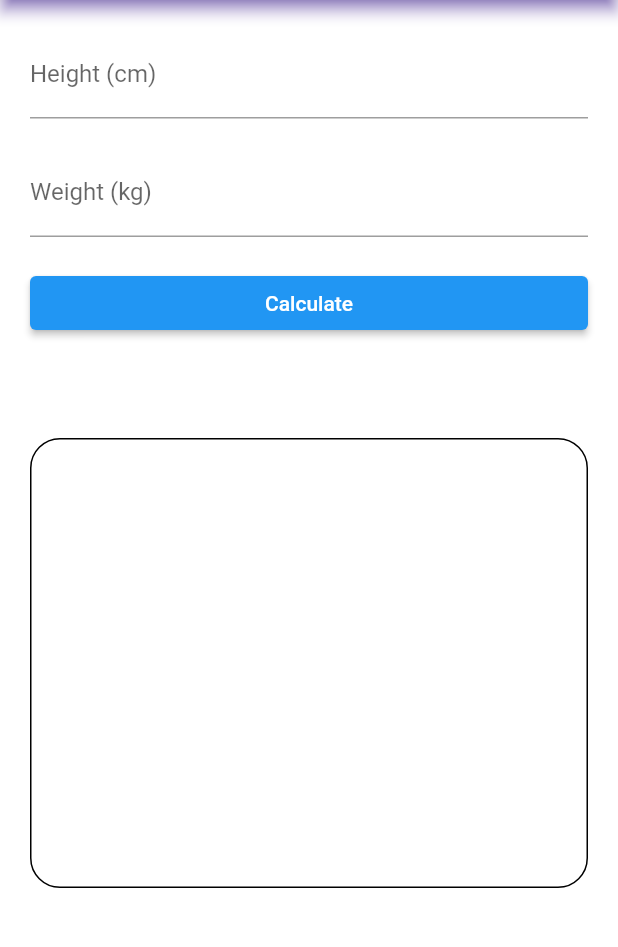
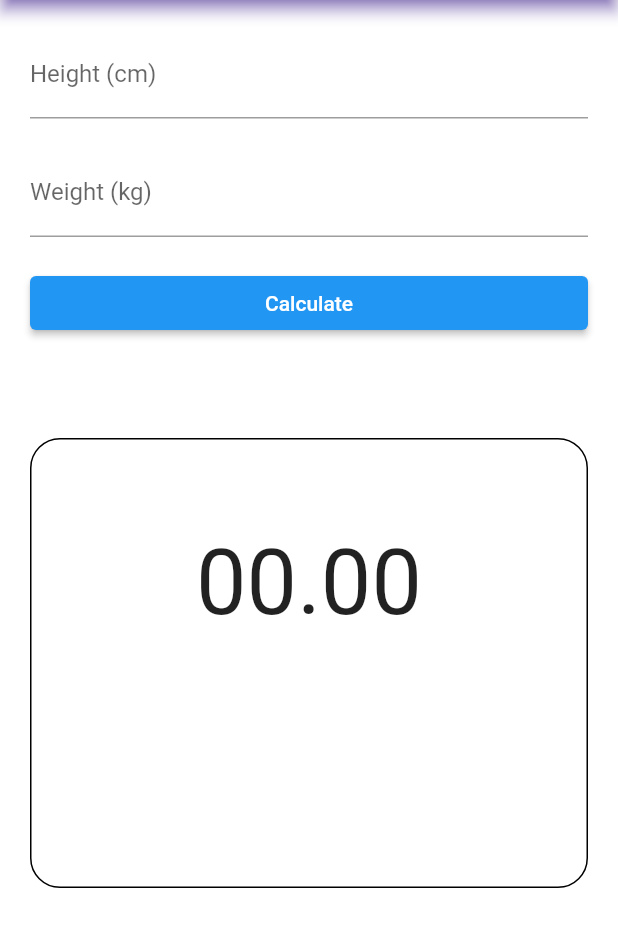
Before and after one commit to kirtijangid/BMI-calculator, a Flutter app: the screen it shows after launch, on a phone screen of 412 x 824 dp, the part 84-1031 px from its top. Run offline on Flutter 3.47's test engine with Material 2 defaults, Android fonts, the phone set to English and light mode, and no system bars.

Commit message:
creating a row container for displaying result

```diff
--- a/lib/appbar.dart
+++ b/lib/appbar.dart
@@ -117,7 +117,24 @@ class _AppbarState extends State<Appbar> {
                   SizedBox(
                     height: 50,
                   ),
-
+                  Row(
+                    mainAxisAlignment: MainAxisAlignment.center,
+                    children: [
+                      Text(bmi==null? '00.00' : bmi!.toStringAsFixed(2),
+                      style: TextStyle(
+                        fontSize: 60,
+                        color:
+                    status == 'Underweight' ? Colors.blue
+                                    : status == 'Normal weight' ? Colors.green
+                                    : status == 'Pre-Obesity' ? Colors.yellow.shade700
+                                    : status == 'Obesity class 1' ? Colors.orange
+                                    : status == 'Obesity class 2' ? Colors.deepOrangeAccent
+                                    : status == 'Obesity class 3' ? Colors.red
+                                    : null
+                      ),
+                      ),
+                    ],
+                  )
                 ],
               ),
             ),
```
